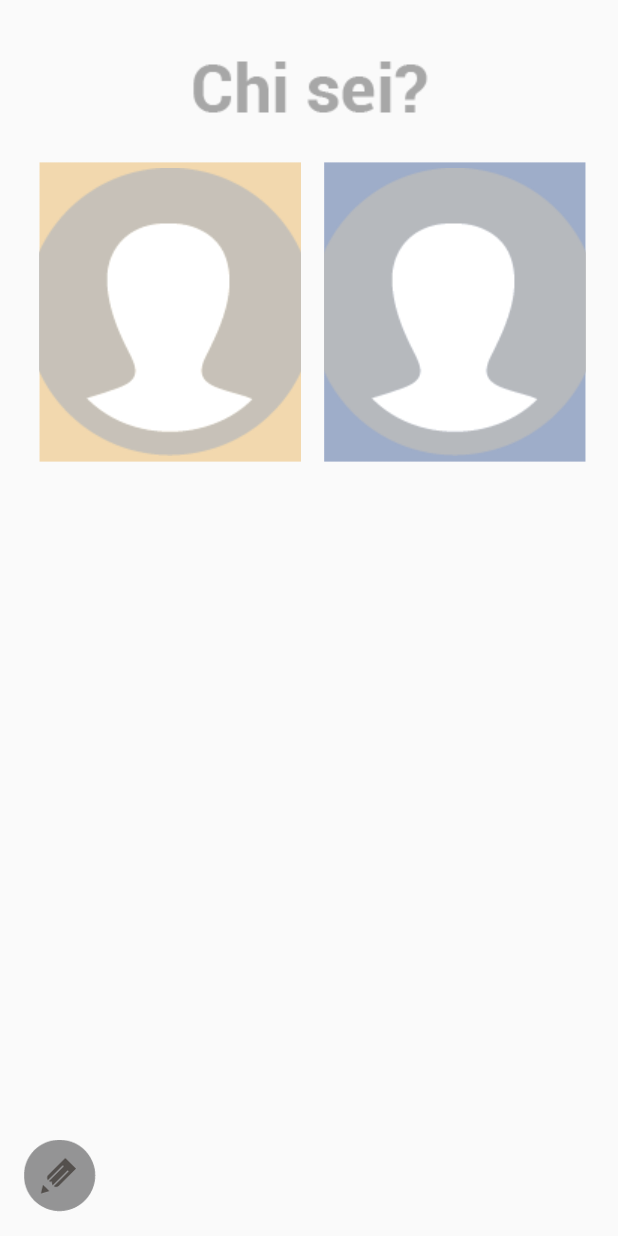
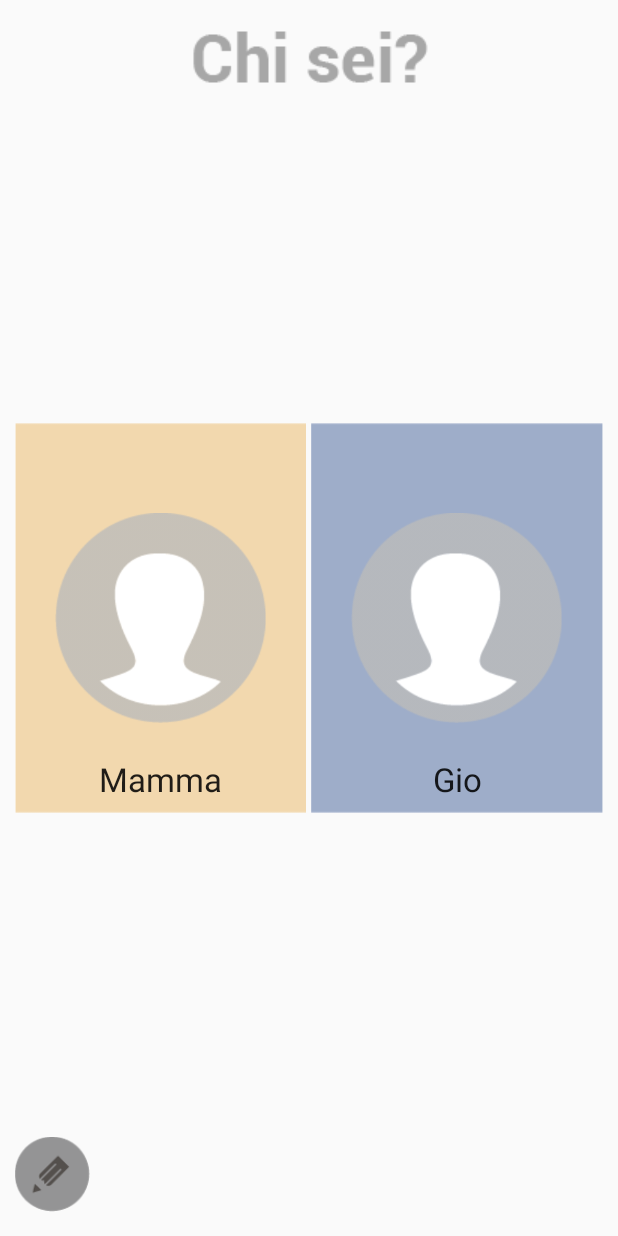
Before and after one commit to marccode/IldiariodiGIo, an Android app: the layout activity_login.xml on its own in the app's theme, with its tools: preview values and no code run, on a phone screen of 412 x 824 dp. Run offline under Robolectric (Android 15) with nearby library versions, the phone set to English and light mode, and no system bars.

Commit message:
1.Se ha modificado la activity Start para que haga correctamente el Splash. 2.Se ha modificado el codigo de first activity para que guarde los nombres de los usuarios. 3.Se ha modificado el Login activity para que muestre los nombres de los usuarios, también se ha modificado el xml correspondiente (Ahora solo hay un relativeLayout) 4.Se ha modificado el modificaActivity para que muestre el hint con los nombres de los usuarios y guarde los nuevos nombres en la bd, además también se ha modificado el xml correspondiente ya que antes no cabía "nombre bambino" y "nombre genitore", ahora es mucho mas bonitos aunque tenga textos invisibles.

```diff
--- a/app/src/main/res/layout/activity_login.xml
+++ b/app/src/main/res/layout/activity_login.xml
@@ -4,8 +4,8 @@
     android:layout_width="match_parent"
     android:layout_height="match_parent"
     android:paddingBottom="@dimen/activity_vertical_margin"
-    android:paddingLeft="@dimen/activity_horizontal_margin"
-    android:paddingRight="@dimen/activity_horizontal_margin"
+    android:layout_marginLeft="10dp"
+    android:layout_marginRight="10dp"
     android:paddingTop="@dimen/activity_vertical_margin"
     tools:context="com.polimi.deib.ildiariodigio.LoginActivity">
 
@@ -13,46 +13,99 @@
         android:id="@+id/chi_sei"
         android:layout_width="wrap_content"
         android:layout_height="wrap_content"
+        android:src="@drawable/chi_sei_title"
         android:layout_alignParentTop="true"
-        android:layout_centerHorizontal="true"
-        android:layout_marginTop="20dip"
-        android:src="@drawable/chi_sei_title"/>
+        android:layout_centerHorizontal="true" />
 
-    <LinearLayout
-        android:layout_below="@id/chi_sei"
-        android:layout_width="match_parent"
-        android:layout_height="wrap_content"
-        android:paddingTop="20dip">
+    <EditText
+        android:layout_width="0dp"
+        android:layout_height="0dp"
+        android:inputType="textPersonName"
+        android:layout_centerVertical="true"
+        android:layout_alignRight="@+id/imageButton_parent"
+        android:layout_alignEnd="@+id/imageButton_parent"
+        android:visibility="invisible" />
 
     <ImageButton
         android:id="@+id/imageButton_parent"
-            android:layout_weight="1"
-            android:layout_width="0dp"
-            android:layout_height="200dip"
+        android:layout_width="wrap_content"
+        android:layout_height="wrap_content"
         android:src="@drawable/profile_placeholder"
+        android:scaleType="centerInside"
         android:background="@drawable/button_parent_login"
-            android:layout_marginLeft="10dip"
-            android:layout_marginRight="5dp"/>
+        android:foregroundGravity="center"
+        android:layout_alignTop="@+id/imageButton_kid"
+        android:layout_alignBottom="@+id/imageButton_kid"
+        android:paddingBottom="60dp"
+        android:paddingTop="60dp"
+        android:layout_alignParentLeft="true"
+        android:layout_alignParentStart="true"
+        android:layout_toLeftOf="@+id/textView"
+        android:layout_toStartOf="@+id/textView"/>
+
+    <ImageButton
+        android:id="@+id/button_modify"
+        android:layout_width="50dp"
+        android:layout_height="50dp"
+
+        android:background="@drawable/pencil"
+        android:scaleType="centerInside"
+        android:layout_alignParentBottom="true"
+        android:layout_alignParentLeft="true"
+        android:layout_alignParentStart="true" />
 
     <ImageButton
         android:id="@+id/imageButton_kid"
-            android:layout_weight="1"
-            android:layout_width="0dp"
-            android:layout_height="200dip"
+        android:layout_width="wrap_content"
+        android:layout_height="260dp"
         android:src="@drawable/profile_placeholder"
+        android:scaleType="centerInside"
         android:background="@drawable/button_kid_login"
-            android:layout_marginLeft="10dip"
-            android:layout_marginRight="5dp" />
+        android:paddingBottom="60dp"
+        android:paddingTop="60dp"
+        android:layout_centerVertical="true"
+        android:layout_alignParentRight="true"
+        android:layout_alignParentEnd="true"
+        android:layout_toRightOf="@+id/textView"
+        android:layout_toEndOf="@+id/textView"
+        android:foregroundGravity="bottom|center" />
 
+    <TextView
+        android:layout_width="3dip"
+        android:layout_height="3dip"
+        android:text="New Text"
+        android:id="@+id/textView"
+        android:layout_centerVertical="true"
+        android:layout_centerHorizontal="true" />
 
-    </LinearLayout>
-
-    <ImageButton
-        android:id="@+id/button_modify"
+    <TextView
         android:layout_width="wrap_content"
         android:layout_height="wrap_content"
-        android:background="@drawable/pencil"
-        android:layout_alignParentBottom="true"
-        android:layout_alignParentLeft="true"/>
+        android:id="@+id/tvParent"
+        android:layout_alignTop="@+id/tvGio"
+        android:layout_alignRight="@+id/imageButton_parent"
+        android:layout_alignEnd="@+id/imageButton_parent"
+        android:layout_alignParentLeft="true"
+        android:layout_alignParentStart="true"
+        android:gravity="center"
+        android:background="@android:color/transparent"
+        android:textAppearance="?android:attr/textAppearanceLarge"
+        android:text="Mamma" />
+
+    <TextView
+        android:layout_width="wrap_content"
+        android:layout_height="wrap_content"
+        android:textAppearance="?android:attr/textAppearanceLarge"
+        android:id="@+id/tvGio"
+        android:layout_alignBottom="@+id/imageButton_kid"
+        android:layout_alignParentRight="true"
+        android:layout_alignParentEnd="true"
+        android:layout_alignLeft="@+id/imageButton_kid"
+        android:layout_alignStart="@+id/imageButton_kid"
+        android:background="@android:color/transparent"
+        android:gravity="center"
+        android:layout_marginBottom="8dp"
+        android:text="Gio"
+        android:singleLine="false" />
 
 </RelativeLayout>
```
Also changed, not shown: app/src/main/java/com/polimi/deib/ildiariodigio/FirstLoginActivity.java (+9 -8 lines), app/src/main/java/com/polimi/deib/ildiariodigio/LoginActivity.java (+8 -14 lines), app/src/main/java/com/polimi/deib/ildiariodigio/ModificaActivity.java (+22 -1 lines), app/src/main/java/com/polimi/deib/ildiariodigio/StartActivity.java (+18 -11 lines), app/src/main/res/layout/activity_first_login.xml (+5 -2 lines), app/src/main/res/layout/activity_modifica.xml (+85 -27 lines), 2 other files. Lines whose indentation alone changed are shown as unchanged.
